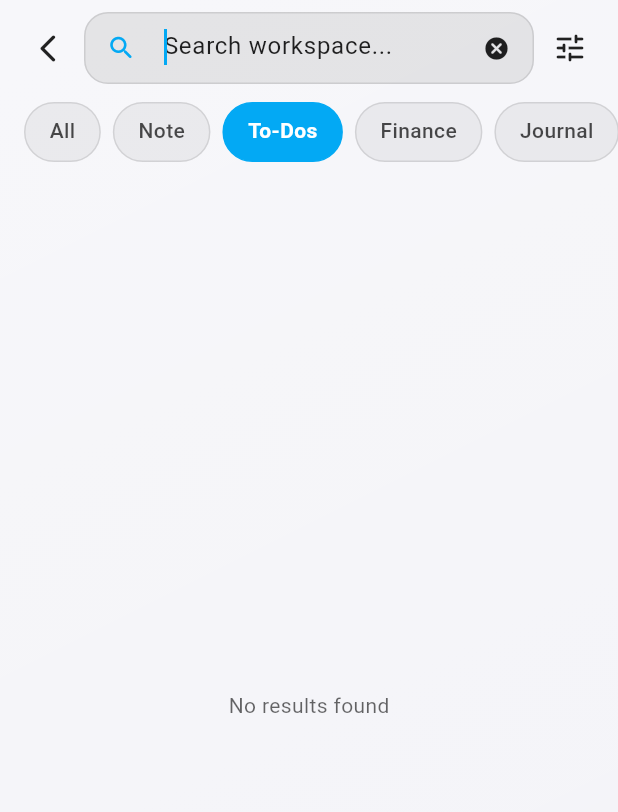
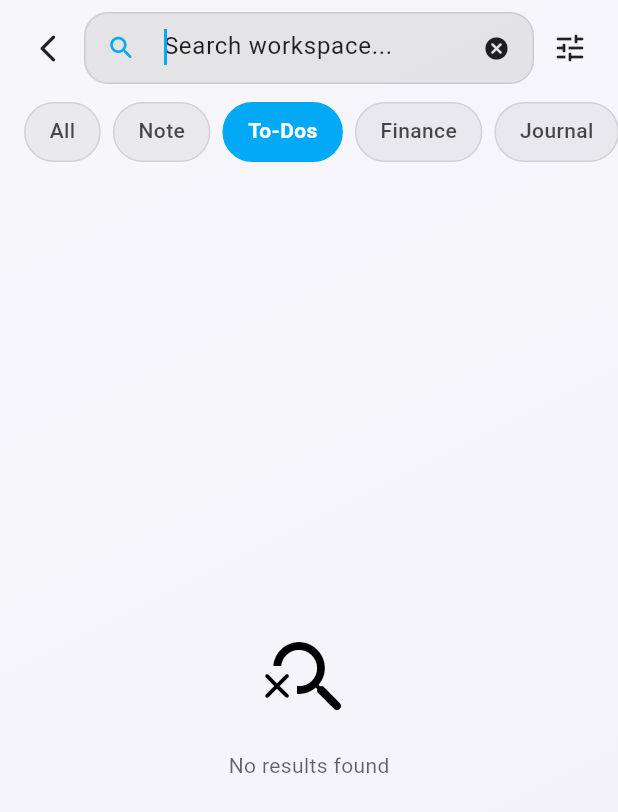
Before and after one commit to technopradyumn/CopyClip, a Flutter app: the GlobalSearchScreen screen opened by its route, after a tap on "To-Dos", on a phone screen of 412 x 824 dp. Shown: the top 812 px of the screen. Run offline on Flutter 3.47's test engine with Material 3 defaults, Android fonts, the phone set to English and light mode, and no system bars; drawn by our look-alikes of upgrader; our stand-ins replace emoji_picker_flutter, file_picker, fl_chart, flutter_colorpicker, flutter_dotenv, flutter_local_notifications and 16 more; missing offline and left inert: flex_color_picker, flutter_quill, flutter_quill_extensions, home_widget; accounts and stored records are empty; network calls fail; statements that could not run were skipped.

Commit message:
some bug fixed

```diff
--- a/lib/src/features/dashboard/presentation/pages/global_search_screen.dart
+++ b/lib/src/features/dashboard/presentation/pages/global_search_screen.dart
@@ -17,8 +17,6 @@ import '../../../expenses/data/expense_model.dart';
 import '../../../journal/data/journal_model.dart';
 import '../../../notes/data/note_model.dart';
 import '../../../todos/data/todo_model.dart';
-import '../../../canvas/data/canvas_model.dart';
-import '../../../canvas/data/canvas_adapter.dart';
 
 // Cards
 import '../../../clipboard/presentation/widgets/clipboard_card.dart';
@@ -26,7 +24,7 @@ import '../../../expenses/presentation/widgets/expense_card.dart';
 import '../../../journal/presentation/widgets/journal_card.dart';
 import '../../../notes/presentation/widgets/note_card.dart';
 import '../../../todos/presentation/widgets/todo_card.dart';
-import '../../../canvas/presentation/widgets/canvas_sketch_card.dart';
+
 import 'dashboard_screen.dart';
 
 class SearchResult extends GlobalSearchResult {
@@ -55,11 +53,17 @@ class GlobalSearchScreen extends StatefulWidget {
 class _GlobalSearchScreenState extends State<GlobalSearchScreen> {
   final TextEditingController _searchController = TextEditingController();
 
-  // ✅ PERFORMANCE: Notifier for the list content
-  // Updates to this notifier only rebuild the ListView, not the whole screen.
+  // ✅ PERFORMANCE: Debounce timer to prevent freezing on rapid typing
+  Timer? _debounce;
+
+  // ✅ STATE MANAGEMENT
   final ValueNotifier<List<SearchResult>> _filteredListNotifier = ValueNotifier(
     [],
   );
+  final ValueNotifier<bool> _isLoadingNotifier = ValueNotifier(
+    true,
+  ); // Start loading
+  String? _errorMessage;
 
   // Data Store
   List<SearchResult> _allData = [];
@@ -78,51 +82,87 @@ class _GlobalSearchScreenState extends State<GlobalSearchScreen> {
     "Expense",
     "Journal",
     "Clipboard",
-    "Canvas",
   ];
 
   @override
   void initState() {
     super.initState();
+    // ✅ Async initialization to not block the first frame
+    WidgetsBinding.instance.addPostFrameCallback((_) {
       _loadAllData();
+    });
 
-    // ✅ Listen to text changes efficiently
-    _searchController.addListener(() {
+    _searchController.addListener(_onSearchChanged);
+  }
+
+  @override
+  void dispose() {
+    _debounce?.cancel();
+    _searchController.removeListener(_onSearchChanged);
+    _searchController.dispose();
+    _filteredListNotifier.dispose();
+    _isLoadingNotifier.dispose();
+    super.dispose();
+  }
+
+  // ✅ OPTIMIZED: Debounced Search Listener
+  void _onSearchChanged() {
+    if (_debounce?.isActive ?? false) _debounce!.cancel();
+    _debounce = Timer(const Duration(milliseconds: 300), () {
+      if (!mounted) return;
       _query = _searchController.text;
       _applyFilters();
     });
   }
 
-  @override
-  void dispose() {
-    _searchController.dispose();
-    _filteredListNotifier.dispose();
-    super.dispose();
-  }
-
-  // --- DATA LOADING ---
-  void _loadAllData() {
+  // --- DATA LOADING (ASYNC & SAFE) ---
+  Future<void> _loadAllData() async {
+    _setLoading(true);
+    _errorMessage = null;
     List<SearchResult> results = [];
 
-    // ✅ FIX: Change 'Function(T)' to 'SearchResult Function(T)' to prevent type errors
-    void safeAdd<T>(String boxName, SearchResult Function(T) mapper) {
-      if (Hive.isBoxOpen(boxName)) {
+    try {
+      // ✅ Helper to safely add data with error isolation
+      Future<void> safeAdd<T>(
+        String boxName,
+        SearchResult Function(T) mapper,
+      ) async {
+        try {
+          if (!Hive.isBoxOpen(boxName)) return; // Skip if box not ready
           final box = Hive.box<T>(boxName);
-        results.addAll(
-          box.values
+
+          // Yield to UI thread to prevent freezing if box is huge
+          if (box.length > 500) await Future.delayed(Duration.zero);
+
+          final items = box.values
               .where((e) {
                 try {
+                  // ✅ Deep Safe Check for corrupted objects
+                  if (e == null) return false;
                   return (e as dynamic).isDeleted == false;
                 } catch (_) {
-                  return true;
+                  return true; // Assume not deleted if field missing (backward compat)
                 }
               })
-              .map(mapper),
-        );
+              .map((e) {
+                try {
+                  return mapper(e);
+                } catch (e) {
+                  return null; // Skip invalid items
+                }
+              })
+              .whereType<SearchResult>()
+              .toList();
+
+          results.addAll(items);
+        } catch (e) {
+          debugPrint("⚠️ Partial Load Error in $boxName: $e");
+          // Do not crash app, just log and continue
         }
       }
 
-    safeAdd<Note>(
+      // Load all sources
+      await safeAdd<Note>(
         'notes_box',
         (e) => SearchResult(
           id: e.id,
@@ -135,7 +175,8 @@ class _GlobalSearchScreenState extends State<GlobalSearchScreen> {
           colorValue: e.colorValue,
         ),
       );
-    safeAdd<JournalEntry>(
+
+      await safeAdd<JournalEntry>(
         'journal_box',
         (e) => SearchResult(
           id: e.id,
@@ -148,7 +189,8 @@ class _GlobalSearchScreenState extends State<GlobalSearchScreen> {
           colorValue: e.colorValue,
         ),
       );
-    safeAdd<ClipboardItem>(
+
+      await safeAdd<ClipboardItem>(
         'clipboard_box',
         (e) => SearchResult(
           id: e.id,
@@ -161,7 +203,8 @@ class _GlobalSearchScreenState extends State<GlobalSearchScreen> {
           colorValue: e.colorValue,
         ),
       );
-    safeAdd<Todo>(
+
+      await safeAdd<Todo>(
         'todos_box',
         (e) => SearchResult(
           id: e.id,
@@ -173,7 +216,8 @@ class _GlobalSearchScreenState extends State<GlobalSearchScreen> {
           dateTime: e.dueDate ?? DateTime.now(),
         ),
       );
-    safeAdd<Expense>(
+
+      await safeAdd<Expense>(
         'expenses_box',
         (e) => SearchResult(
           id: e.id,
@@ -185,42 +229,53 @@ class _GlobalSearchScreenState extends State<GlobalSearchScreen> {
           dateTime: e.date,
         ),
       );
-    safeAdd<CanvasNote>(
-      'canvas_notes',
-      (e) => SearchResult(
-        id: e.id,
-        title: e.title,
-        subtitle: e.description ?? 'Canvas sketch',
-        type: 'Canvas',
-        route: AppRouter.canvasEdit,
-        argument: {'noteId': e.id},
-        dateTime: e.lastModified,
-      ),
-    );
 
       _allData = results;
       _applyFilters();
+    } catch (e) {
+      debugPrint("❌ Critical Global Search Error: $e");
+      setState(
+        () => _errorMessage =
+            "Unable to load data. Please try restarting the app.",
+      );
+    } finally {
+      if (mounted) _setLoading(false);
+    }
+  }
+
+  void _setLoading(bool loading) {
+    if (mounted) _isLoadingNotifier.value = loading;
   }
 
   // --- FILTERING ENGINE (Optimized) ---
-  void _applyFilters() {
-    List<SearchResult> filtered = _allData;
-    final queryLower = _query.toLowerCase();
+  Future<void> _applyFilters() async {
+    // ✅ Run filtering asynchronously to unblock UI
+    // For very large lists, we could perform this in a compute() isolate,
+    // but simple async yielding is usually enough for <10k items.
 
-    // 1. Text Search (Fastest check first)
+    _setLoading(true); // Show spinner if filtering takes time
+
+    // Simulate slight delay to let UI breathe
+    await Future.delayed(Duration.zero);
+
+    List<SearchResult> filtered = List.of(_allData);
+    final queryLower = _query.toLowerCase().trim();
+
+    try {
+      // 1. Text Search
       if (queryLower.isNotEmpty) {
-      filtered = filtered
-          .where(
-            (item) =>
-                item.title.toLowerCase().contains(queryLower) ||
-                item.subtitle.toLowerCase().contains(queryLower),
-          )
-          .toList();
+        filtered = filtered.where((item) {
+          final t = item.title.toLowerCase();
+          final s = item.subtitle.toLowerCase();
+          return t.contains(queryLower) || s.contains(queryLower);
+        }).toList();
       }
 
       // 2. Type Filter
       if (_selectedType != "All") {
-      filtered = filtered.where((item) => item.type == _selectedType).toList();
+        filtered = filtered
+            .where((item) => item.type == _selectedType)
+            .toList();
       }
 
       // 3. Color Filter
@@ -237,9 +292,9 @@ class _GlobalSearchScreenState extends State<GlobalSearchScreen> {
           filtered = filtered
               .where(
                 (item) =>
-                  item.dateTime.day == now.day &&
+                    item.dateTime.year == now.year &&
                     item.dateTime.month == now.month &&
-                  item.dateTime.year == now.year,
+                    item.dateTime.day == now.day,
               )
               .toList();
         } else if (_dateRange == "This Week") {
@@ -261,8 +316,13 @@ class _GlobalSearchScreenState extends State<GlobalSearchScreen> {
         );
       }
 
-    // ✅ UPDATE NOTIFIER: This only triggers the list to rebuild, nothing else
-    _filteredListNotifier.value = filtered;
+      // ✅ Update UI
+      if (mounted) _filteredListNotifier.value = filtered;
+    } catch (e) {
+      debugPrint("⚠️ Filtering Error: $e");
+    } finally {
+      _setLoading(false);
+    }
   }
 
   // --- UI BUILDERS ---
@@ -275,22 +335,64 @@ class _GlobalSearchScreenState extends State<GlobalSearchScreen> {
       title: null,
       body: Column(
         children: [
-          const SizedBox(height: 8), // Top padding
+          const SizedBox(height: 8),
           _buildIntegratedSearchBar(theme),
           const SizedBox(height: 12),
           _buildHorizontalFilterChips(theme),
           const SizedBox(height: 8),
 
-          // ✅ LIST SECTION
+          // ✅ LIST SECTION WITH LOADING STATE
           Expanded(
-            child: ValueListenableBuilder<List<SearchResult>>(
+            child: ValueListenableBuilder<bool>(
+              valueListenable: _isLoadingNotifier,
+              builder: (context, isLoading, _) {
+                if (isLoading) {
+                  return const Center(child: CircularProgressIndicator());
+                }
+
+                if (_errorMessage != null) {
+                  return Center(
+                    child: Column(
+                      mainAxisAlignment: MainAxisAlignment.center,
+                      children: [
+                        const Icon(
+                          Icons.error_outline,
+                          size: 48,
+                          color: Colors.redAccent,
+                        ),
+                        const SizedBox(height: 16),
+                        Text(
+                          _errorMessage!,
+                          style: TextStyle(color: theme.hintColor),
+                        ),
+                        TextButton(
+                          onPressed: _loadAllData,
+                          child: const Text("Retry"),
+                        ),
+                      ],
+                    ),
+                  );
+                }
+
+                return ValueListenableBuilder<List<SearchResult>>(
                   valueListenable: _filteredListNotifier,
                   builder: (context, filteredItems, _) {
                     if (filteredItems.isEmpty) {
                       return Center(
-                    child: Text(
+                        child: Column(
+                          mainAxisAlignment: MainAxisAlignment.center,
+                          children: [
+                            Icon(
+                              Icons.search_off_rounded,
+                              size: 64,
+                              color: theme.dividerColor,
+                            ),
+                            const SizedBox(height: 16),
+                            Text(
                               "No results found",
                               style: TextStyle(color: theme.hintColor),
+                            ),
+                          ],
                         ),
                       );
                     }
@@ -298,14 +400,15 @@ class _GlobalSearchScreenState extends State<GlobalSearchScreen> {
                     return ListView.separated(
                       padding: const EdgeInsets.fromLTRB(20, 0, 20, 100),
                       physics: const BouncingScrollPhysics(),
-                  // ✅ IMPORTANT: Renders items ahead of scroll to prevent stutter
-                  cacheExtent: 2000,
+                      // ✅ PERFORMANCE: Reasonable cache extent
+                      cacheExtent: 500,
                       itemCount: filteredItems.length,
                       separatorBuilder: (_, __) => const SizedBox(height: 12),
                       itemBuilder: (context, index) {
-                    // ✅ IMPORTANT: Caches the card painting
                         return RepaintBoundary(
                           child: _buildResultCard(filteredItems[index]),
+                        );
+                      },
                     );
                   },
                 );
@@ -341,7 +444,7 @@ class _GlobalSearchScreenState extends State<GlobalSearchScreen> {
                 controller: _searchController,
                 autofocus: true,
                 style: theme.textTheme.bodyLarge,
-                // Removed onChanged setState; listener handles it
+                // Listener handles updates via debouncer now
                 decoration: InputDecoration(
                   hintText: "Search workspace...",
                   prefixIcon: Icon(
@@ -353,7 +456,6 @@ class _GlobalSearchScreenState extends State<GlobalSearchScreen> {
                     icon: const Icon(Icons.cancel_rounded, size: 18),
                     onPressed: () {
                       _searchController.clear();
-                      // Listener updates automatically
                     },
                   ),
                   border: InputBorder.none,
@@ -388,9 +490,7 @@ class _GlobalSearchScreenState extends State<GlobalSearchScreen> {
 
           return GestureDetector(
             onTap: () {
-              // We need setState here to update the CHIP color
               setState(() => _selectedType = type);
-              // Logic update
               _applyFilters();
             },
             child: AnimatedContainer(
@@ -432,14 +532,14 @@ class _GlobalSearchScreenState extends State<GlobalSearchScreen> {
     final theme = Theme.of(context);
     showModalBottomSheet(
       context: context,
-      backgroundColor: Colors.transparent, // Background transparent
-      isScrollControlled: true, // Allows sheet to expand properly
+      backgroundColor: Colors.transparent,
+      isScrollControlled: true,
       builder: (context) => StatefulBuilder(
         builder: (context, setSheetState) {
           return Container(
             padding: const EdgeInsets.fromLTRB(20, 16, 20, 30),
             decoration: BoxDecoration(
-              color: theme.colorScheme.surface, // ✅ Solid color for visibility
+              color: theme.colorScheme.surface,
               borderRadius: const BorderRadius.vertical(
                 top: Radius.circular(24),
               ),
@@ -448,7 +548,6 @@ class _GlobalSearchScreenState extends State<GlobalSearchScreen> {
               mainAxisSize: MainAxisSize.min,
               crossAxisAlignment: CrossAxisAlignment.start,
               children: [
-                // Handle
                 Center(
                   child: Container(
                     width: 40,
@@ -461,7 +560,6 @@ class _GlobalSearchScreenState extends State<GlobalSearchScreen> {
                 ),
                 const SizedBox(height: 20),
 
-                // Header
                 Row(
                   mainAxisAlignment: MainAxisAlignment.spaceBetween,
                   children: [
@@ -696,23 +794,7 @@ class _GlobalSearchScreenState extends State<GlobalSearchScreen> {
             setState(() {});
           },
         );
-      case 'Canvas':
-        // Get the actual note from the box
-        final note = Hive.isBoxOpen('canvas_notes')
-            ? Hive.box<CanvasNote>(
-                'canvas_notes',
-              ).get((res.argument as Map)['noteId'])
-            : null;
-        if (note == null) return const SizedBox.shrink();
-        return CanvasSketchCard(
-          note: note,
-          isSelected: false,
-          onTap: () async {
-            await context.push(res.route, extra: res.argument);
-            _loadAllData();
-          },
-          onLongPress: () {},
-        );
+
       default:
         return const SizedBox.shrink();
     }
@@ -727,8 +809,8 @@ class _GlobalSearchScreenState extends State<GlobalSearchScreen> {
   }
 
   void _delete(SearchResult res) {
+    try {
       final item = res.argument;
-    try {
       item.isDeleted = true;
       item.deletedAt = DateTime.now();
       item.save();
--- a/pubspec.yaml
+++ b/pubspec.yaml
@@ -16,7 +16,7 @@ publish_to: 'none' # Remove this line if you wish to publish to pub.dev
 # https://developer.apple.com/library/archive/documentation/General/Reference/InfoPlistKeyReference/Articles/CoreFoundationKeys.html
 # In Windows, build-name is used as the major, minor, and patch parts
 # of the product and file versions while build-number is used as the build suffix.
-version: 1.3.0
+version: 1.3.1
 
 environment:
   sdk: ^3.8.1
```
Also changed, not shown: 1 other file. Lines whose indentation alone changed are shown as unchanged.
